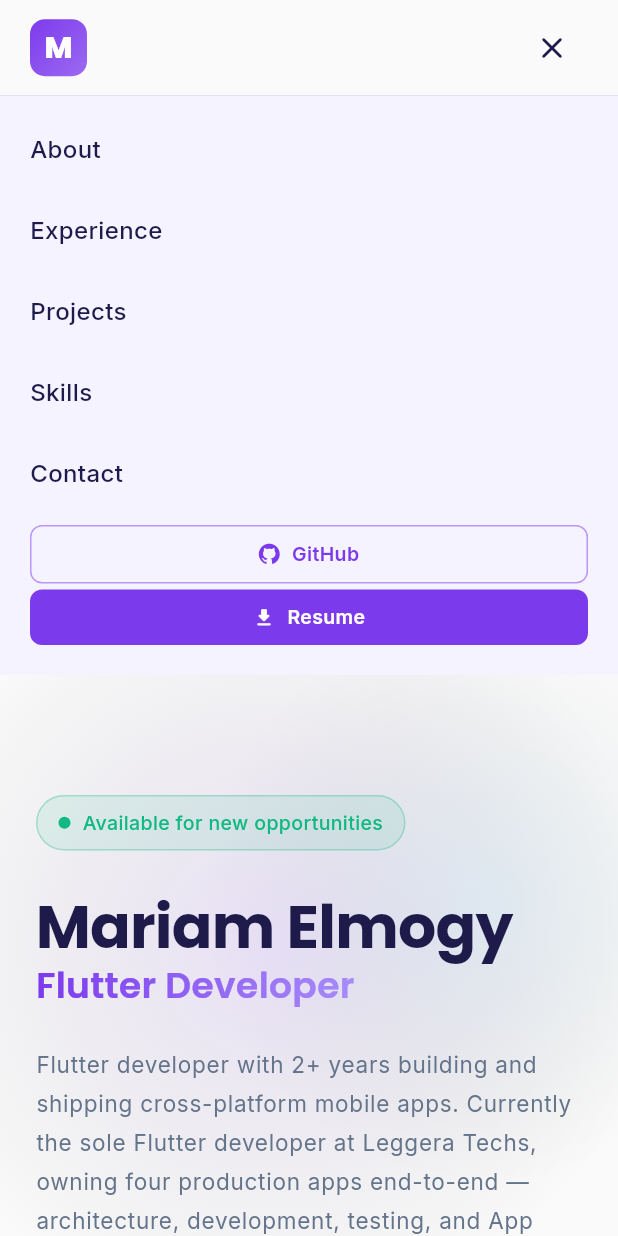
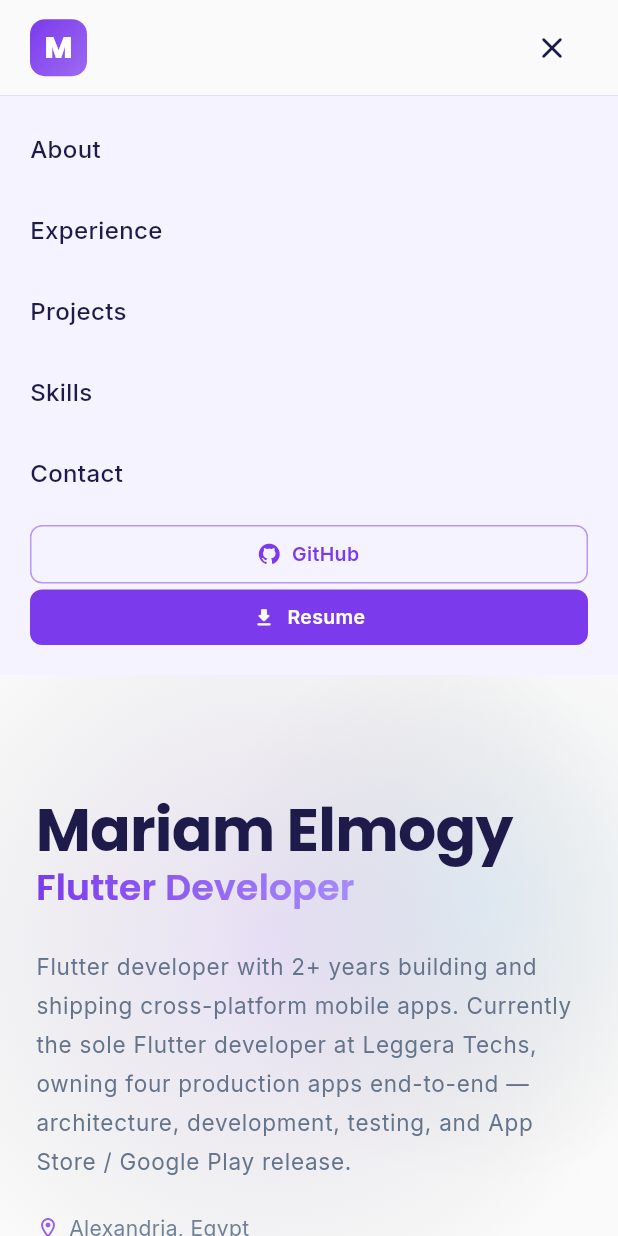
Before and after one commit to MariamElmogy/mariam_portfolio, a Flutter app: the screen it shows after launch, after a tap on the "menu" icon, on a phone screen of 412 x 824 dp. Run offline on Flutter 3.47's test engine with Material 3 defaults, Android fonts, the phone set to English and light mode, and no system bars; our stand-ins replace font_awesome_flutter, google_fonts; network calls fail.

Commit message:
feat: Add image and app store links for project and update hero section tooltip

```diff
--- a/lib/data/portfolio_data.dart
+++ b/lib/data/portfolio_data.dart
@@ -214,6 +214,12 @@ class PortfolioData {
           'A real estate app for the KSA market that lets buyers track construction '
           'and handover progress on their properties in real time.',
       techTags: ['Flutter', 'Dart', 'REST APIs'],
+      imageUrl:
+          'https://is1-ssl.mzstatic.com/image/thumb/Purple221/v4/29/82/22/'
+          '2982223a-f092-969e-3c99-514c1347949b/'
+          'AppIcon-0-1x_U007emarketing-0-11-0-0-85-220-0.png/512x512bb.jpg',
+      appStoreUrl: 'https://apps.apple.com/eg/app/selsal/id6744387094',
+      playStoreUrl: '',
     ),
     Project(
       title: 'Stretchout — Wellness App',
--- a/lib/sections/about_section.dart
+++ b/lib/sections/about_section.dart
@@ -92,27 +92,27 @@ class AboutSection extends StatelessWidget {
           'the Flutter ecosystem.',
           style: theme.textTheme.bodyLarge,
         ),
-        const SizedBox(height: 14),
-        Row(
-          children: [
-            Container(
-              width: 8,
-              height: 8,
-              decoration: const BoxDecoration(
-                color: AppColors.live,
-                shape: BoxShape.circle,
-              ),
-            ),
-            const SizedBox(width: 8),
-            Text(
-              'Open to local, remote, and international opportunities.',
-              style: theme.textTheme.bodyLarge?.copyWith(
-                color: AppColors.accent,
-                fontWeight: FontWeight.w500,
-              ),
-            ),
-          ],
-        ),
+        // const SizedBox(height: 14),
+        // Row(
+        //   children: [
+        //     Container(
+        //       width: 8,
+        //       height: 8,
+        //       decoration: const BoxDecoration(
+        //         color: AppColors.live,
+        //         shape: BoxShape.circle,
+        //       ),
+        //     ),
+        //     const SizedBox(width: 8),
+        //     Text(
+        //       'Open to local, remote, and international opportunities.',
+        //       style: theme.textTheme.bodyLarge?.copyWith(
+        //         color: AppColors.accent,
+        //         fontWeight: FontWeight.w500,
+        //       ),
+        //     ),
+        //   ],
+        // ),
         const SizedBox(height: 32),
         // Stats side by side
         Row(
--- a/lib/sections/hero_section.dart
+++ b/lib/sections/hero_section.dart
@@ -5,7 +5,6 @@ import '../data/portfolio_data.dart';
 import '../theme/app_theme.dart';
 import '../utils/responsive.dart';
 import '../utils/url_launcher_helper.dart';
-import '../widgets/available_badge.dart';
 import '../widgets/hero_buttons.dart';
 
 class HeroSection extends StatefulWidget {
@@ -116,14 +115,14 @@ class _HeroSectionState extends State<HeroSection>
               mainAxisAlignment: MainAxisAlignment.center,
               children: [
                 // Available badge
-                FadeTransition(
-                  opacity: _fadeAt(0.0, 0.4),
-                  child: SlideTransition(
-                    position: _slideAt(0.0, 0.45),
-                    child: const AvailableBadge(),
-                  ),
-                ),
-                const SizedBox(height: 28),
+                // FadeTransition(
+                //   opacity: _fadeAt(0.0, 0.4),
+                //   child: SlideTransition(
+                //     position: _slideAt(0.0, 0.45),
+                //     child: const AvailableBadge(),
+                //   ),
+                // ),
+                // const SizedBox(height: 28),
 
                 // Name
                 FadeTransition(
@@ -285,7 +284,7 @@ class _HeroSectionState extends State<HeroSection>
                               HeroIconLinkButton(
                                 icon: Icons.download_rounded,
                                 url: PortfolioData.resumeUrl,
-                                tooltip: 'Download CV',
+                                tooltip: 'Download Resume',
                                 isMaterial: true,
                               ),
                             ],
```
